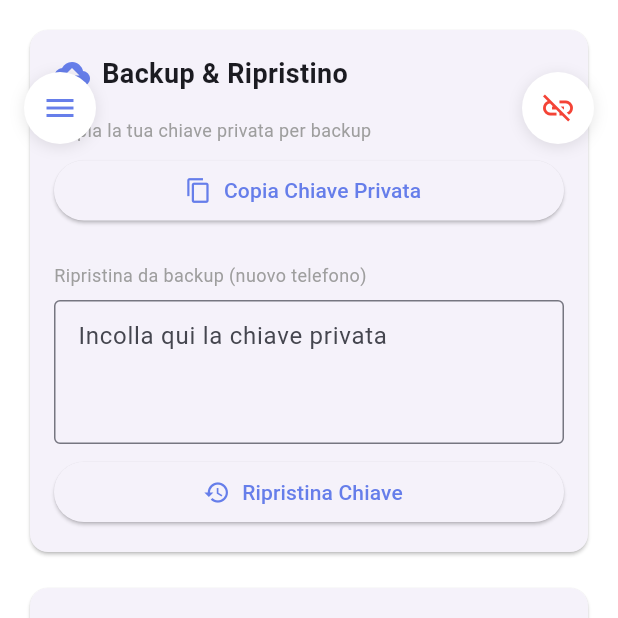
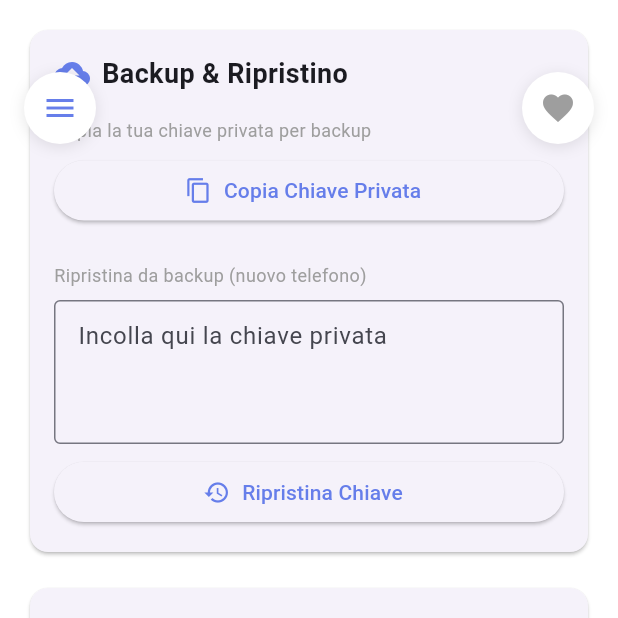
Before and after one commit to donpablitoooooooo/TuyJo, a Flutter app: the screen it shows after launch, after a tap on the "menu" icon, after a tap on "Ripristina Chiave", on a phone screen of 412 x 824 dp, the top half of it. Run offline on Flutter 3.47's test engine with Material 3 defaults, Android fonts, the phone set to English and light mode, and no system bars; our stand-ins replace cloud_firestore, file_picker, firebase_core, firebase_messaging, firebase_storage, flutter_local_notifications and 5 more; missing offline and left inert: asn1lib, encrypt, mobile_scanner, pointycastle; accounts and stored records are empty.

Commit message:
fix: update pairing icon to heart and optimize chat layout spacing
Changes:
- Change pairing status icon from link/link_off to heart icon
- Use purple color when paired, gray when unpaired
- Reduce text input area padding from 12px to 4px vertical
- Remove bottom SafeArea padding to avoid excessive space
- Add 60px top padding to messages to avoid floating icons overlap
- Reduce message list padding to 12px horizontal, 8px bottom
- Reduce spacing between messages from 12px to 6px

These changes maximize message space now that bottom navigation
bar is removed, while maintaining proper spacing around floating
hamburger menu and heart status icons.

```diff
--- a/flutter-app/lib/screens/chat_screen.dart
+++ b/flutter-app/lib/screens/chat_screen.dart
@@ -929,7 +929,7 @@ class _ChatScreenState extends State<ChatScreen> with WidgetsBindingObserver {
                       Expanded(
                         child: ListView.builder(
                           controller: _scrollController,
-                          padding: const EdgeInsets.all(16),
+                          padding: const EdgeInsets.fromLTRB(12, 60, 12, 8),
                           itemCount: chatService.messages.length,
                           reverse: true, // 🔧 FIX: reverse per mostrare nuovi messaggi in basso
                           itemBuilder: (context, index) {
@@ -1018,7 +1018,7 @@ class _ChatScreenState extends State<ChatScreen> with WidgetsBindingObserver {
                   ),
           ),
           Container(
-            padding: const EdgeInsets.symmetric(horizontal: 8, vertical: 12),
+            padding: const EdgeInsets.symmetric(horizontal: 8, vertical: 4),
             decoration: BoxDecoration(
               color: Colors.white,
               boxShadow: [
@@ -1031,6 +1031,7 @@ class _ChatScreenState extends State<ChatScreen> with WidgetsBindingObserver {
               ],
             ),
             child: SafeArea(
+              bottom: false,
               child: Column(
                 children: [
                   // Mostra allegati selezionati
@@ -1396,7 +1397,7 @@ class _MessageBubbleState extends State<_MessageBubble>
       child: FadeTransition(
         opacity: _fadeAnimation,
         child: Padding(
-          padding: const EdgeInsets.only(bottom: 12, left: 8, right: 8),
+          padding: const EdgeInsets.only(bottom: 6, left: 8, right: 8),
           child: Row(
             mainAxisAlignment:
                 widget.isMe ? MainAxisAlignment.end : MainAxisAlignment.start,
--- a/flutter-app/lib/screens/main_screen.dart
+++ b/flutter-app/lib/screens/main_screen.dart
@@ -196,8 +196,8 @@ class _MainScreenState extends State<MainScreen> {
                 ),
                 child: IconButton(
                   icon: Icon(
-                    pairingService.isPaired ? Icons.link : Icons.link_off,
-                    color: pairingService.isPaired ? Colors.green : Colors.red,
+                    Icons.favorite,
+                    color: pairingService.isPaired ? const Color(0xFF667eea) : Colors.grey,
                   ),
                   onPressed: () {},
                 ),
```
